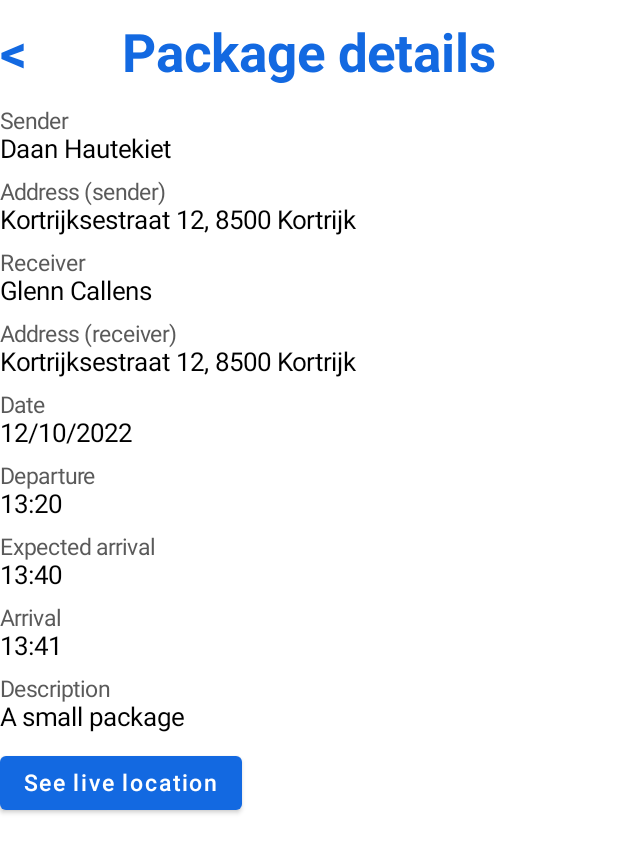
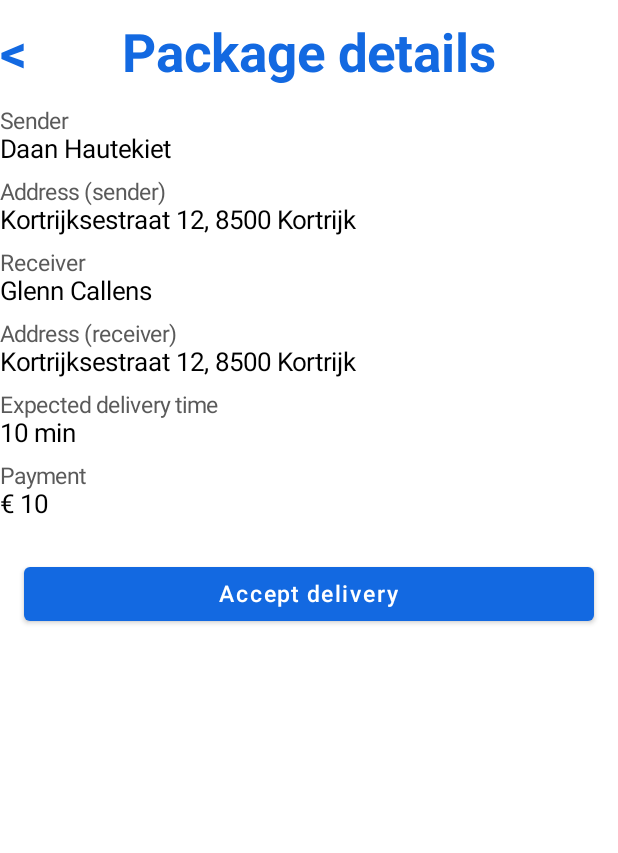
Before and after one commit to JarneLosschaert/DeliverMe-driver, an Android app built with Jetpack Compose: the composable DeliveryDetailsScreen shown on its own in the app's theme, on a phone screen of 412 x 824 dp. Shown: the top 853 px of the screen. Run offline under Robolectric (Android 15) with nearby library versions, the phone set to English and light mode, and no system bars.

Commit message:
details and notifications done

```diff
--- a/app/src/main/java/be/howest/jarnelosschaert/delivermedriver/ui/DeliverMeApp.kt
+++ b/app/src/main/java/be/howest/jarnelosschaert/delivermedriver/ui/DeliverMeApp.kt
@@ -20,7 +20,7 @@ import be.howest.jarnelosschaert.delivermedriver.logic.controllers.AuthControlle
 import be.howest.jarnelosschaert.delivermedriver.logic.controllers.DeliverMeController
 import be.howest.jarnelosschaert.delivermedriver.ui.helpers.components.roundedBottomNav
 import be.howest.jarnelosschaert.delivermedriver.ui.screens.NotificationsScreen
-import be.howest.jarnelosschaert.delivermedriver.ui.screens.PackageDetailsScreen
+import be.howest.jarnelosschaert.delivermedriver.ui.screens.DeliveryDetailsScreen
 import be.howest.jarnelosschaert.delivermedriver.ui.screens.SettingScreen
 import be.howest.jarnelosschaert.delivermedriver.ui.screens.settingScreens.ProfileScreen
 
@@ -97,7 +97,7 @@ private fun AuthScreenNavigationConfigurations(
             )
         }
         composable(OtherScreens.PackageDetails.route) {
-            PackageDetailsScreen(modifier = modifier,
+            DeliveryDetailsScreen(modifier = modifier,
                 onGoBack = { controller.goBack() }
             )
         }
--- a/app/src/main/java/be/howest/jarnelosschaert/delivermedriver/ui/screens/PackageDetailsScreen.kt
+++ b/app/src/main/java/be/howest/jarnelosschaert/delivermedriver/ui/screens/DeliveryDetailsScreen.kt
@@ -10,7 +10,7 @@ import be.howest.jarnelosschaert.delivermedriver.ui.helpers.components.SmallButt
 import be.howest.jarnelosschaert.delivermedriver.ui.helpers.components.Title
 
 @Composable
-fun PackageDetailsScreen(
+fun DeliveryDetailsScreen(
     modifier: Modifier = Modifier,
     onGoBack: () -> Unit
 ) {
@@ -18,23 +18,25 @@ fun PackageDetailsScreen(
         Column {
             Title(text = "Package details", onGoBack = onGoBack, withGoBack = true)
 
-            PackageDetail(label = "Sender", content = "Daan Hautekiet")
-            PackageDetail(label = "Address (sender)", content = "Kortrijksestraat 12, 8500 Kortrijk")
-            PackageDetail(label = "Receiver", content = "Glenn Callens")
-            PackageDetail(label = "Address (receiver)", content = "Kortrijksestraat 12, 8500 Kortrijk")
-            PackageDetail(label = "Date", content = "12/10/2022")
-            PackageDetail(label = "Departure", content = "13:20")
-            PackageDetail(label = "Expected arrival", content = "13:40")
-            PackageDetail(label = "Arrival", content = "13:41")
-            PackageDetail(label = "Description", content = "A small package")
+            DeliveryDetail(label = "Sender", content = "Daan Hautekiet")
+            DeliveryDetail(label = "Address (sender)", content = "Kortrijksestraat 12, 8500 Kortrijk")
+            DeliveryDetail(label = "Receiver", content = "Glenn Callens")
+            DeliveryDetail(label = "Address (receiver)", content = "Kortrijksestraat 12, 8500 Kortrijk")
+            DeliveryDetail(label = "Expected delivery time", content = "10 min")
+            DeliveryDetail(label = "Payment", content = "€ 10")
 
-            SmallButton(text = "See live location", onClick = {})
+            SmallButton(text = "Accept delivery",
+                modifier = Modifier
+                    .fillMaxWidth()
+                    .padding(16.dp),
+                onClick = {}
+            )
         }
     }
 }
 
 @Composable
-fun PackageDetail(label: String, content: String) {
+fun DeliveryDetail(label: String, content: String) {
     Label(text = label)
     Content(text = content)
     Spacer(modifier = Modifier.height(10.dp))
--- a/app/src/main/java/be/howest/jarnelosschaert/delivermedriver/ui/screens/NotificationsScreen.kt
+++ b/app/src/main/java/be/howest/jarnelosschaert/delivermedriver/ui/screens/NotificationsScreen.kt
@@ -48,8 +48,8 @@ fun Notification(
             .border(1.dp, Color.Black, RoundedCornerShape(8.dp))
             .padding(10.dp),
     ) {
-        Content(text = "Your package has been sent.")
-        SmallButton(modifier = Modifier.padding(top = 10.dp), onClick = showPackageDetails)
+        Content(text = "You have been paid!")
+        //SmallButton(modifier = Modifier.padding(top = 10.dp), onClick = showPackageDetails)
         DateDetails(text = "12/12/2021")
     }
     Spacer(modifier = Modifier.height(10.dp))
```
